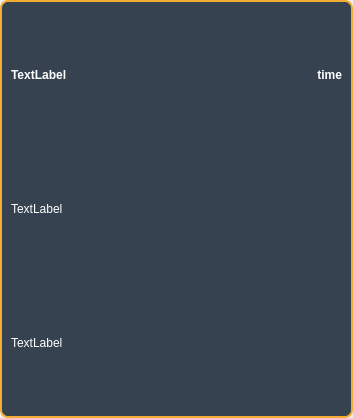
First picture: the form in dashboardtask.ui, repository rastuch/Terminarz, before the edit.
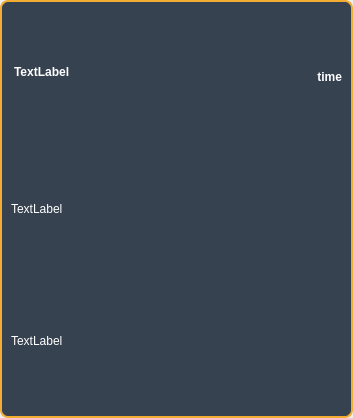
Second picture: the form after the edit.

What changed in the file:
```diff
--- a/dashboardtask.ui
+++ b/dashboardtask.ui
@@ -44,6 +44,12 @@
       <enum>QFrame::Raised</enum>
      </property>
      <layout class="QGridLayout" name="gridLayout_4">
+      <property name="topMargin">
+       <number>12</number>
+      </property>
+      <property name="bottomMargin">
+       <number>12</number>
+      </property>
       <item row="0" column="1">
        <widget class="QLabel" name="dateTimeLabel">
         <property name="font">
@@ -99,7 +105,7 @@
          </font>
         </property>
         <property name="styleSheet">
-         <string notr="true">border: 0;</string>
+         <string notr="true">border: 0;margin-bottom:10</string>
         </property>
         <property name="text">
          <string>TextLabel</string>
```
